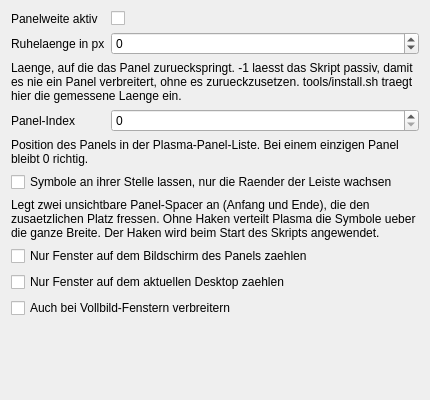
This is package/contents/ui/config.ui in JustRisu/dynamic-taskbar-width as Qt 5 draws it before an edit. The edited form follows.
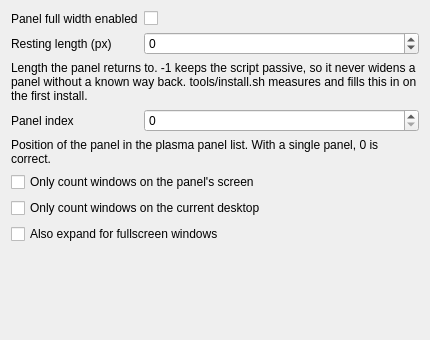
This is the edited form.

Commit message: Rename to panel-full-width, English sources plus German translation, drop the icon pinning option

```diff
--- a/package/contents/ui/config.ui
+++ b/package/contents/ui/config.ui
@@ -7,14 +7,14 @@
     <x>0</x>
     <y>0</y>
     <width>430</width>
-    <height>400</height>
+    <height>340</height>
    </rect>
   </property>
   <layout class="QFormLayout" name="formLayout">
    <item row="0" column="0">
     <widget class="QLabel" name="labelEnabled">
      <property name="text">
-      <string>Panelweite aktiv</string>
+      <string>Panel full width enabled</string>
      </property>
     </widget>
    </item>
@@ -28,7 +28,7 @@
    <item row="1" column="0">
     <widget class="QLabel" name="labelRestLength">
      <property name="text">
-      <string>Ruhelaenge in px</string>
+      <string>Resting length (px)</string>
      </property>
     </widget>
    </item>
@@ -48,7 +48,7 @@
    <item row="2" column="0" colspan="2">
     <widget class="QLabel" name="hintRestLength">
      <property name="text">
-      <string>Laenge, auf die das Panel zurueckspringt. -1 laesst das Skript passiv, damit es nie ein Panel verbreitert, ohne es zurueckzusetzen. tools/install.sh traegt hier die gemessene Laenge ein.</string>
+      <string>Length the panel returns to. -1 keeps the script passive, so it never widens a panel without a known way back. tools/install.sh measures and fills this in on the first install.</string>
      </property>
      <property name="wordWrap">
       <bool>true</bool>
@@ -58,7 +58,7 @@
    <item row="3" column="0">
     <widget class="QLabel" name="labelPanelIndex">
      <property name="text">
-      <string>Panel-Index</string>
+      <string>Panel index</string>
      </property>
     </widget>
    </item>
@@ -75,7 +75,7 @@
    <item row="4" column="0" colspan="2">
     <widget class="QLabel" name="hintPanelIndex">
      <property name="text">
-      <string>Position des Panels in der Plasma-Panel-Liste. Bei einem einzigen Panel bleibt 0 richtig.</string>
+      <string>Position of the panel in the plasma panel list. With a single panel, 0 is correct.</string>
      </property>
      <property name="wordWrap">
       <bool>true</bool>
@@ -83,40 +83,23 @@
     </widget>
    </item>
    <item row="5" column="0" colspan="2">
-    <widget class="QCheckBox" name="kcfg_pinIcons">
-     <property name="text">
-      <string>Symbole an ihrer Stelle lassen, nur die Raender der Leiste wachsen</string>
-     </property>
-    </widget>
-   </item>
-   <item row="6" column="0" colspan="2">
-    <widget class="QLabel" name="hintPinIcons">
-     <property name="text">
-      <string>Legt zwei unsichtbare Panel-Spacer an (Anfang und Ende), die den zusaetzlichen Platz fressen. Ohne Haken verteilt Plasma die Symbole ueber die ganze Breite. Der Haken wird beim Start des Skripts angewendet.</string>
-     </property>
-     <property name="wordWrap">
-      <bool>true</bool>
-     </property>
-    </widget>
-   </item>
-   <item row="7" column="0" colspan="2">
     <widget class="QCheckBox" name="kcfg_onlyPanelScreen">
      <property name="text">
-      <string>Nur Fenster auf dem Bildschirm des Panels zaehlen</string>
+      <string>Only count windows on the panel's screen</string>
      </property>
     </widget>
    </item>
-   <item row="8" column="0" colspan="2">
+   <item row="6" column="0" colspan="2">
     <widget class="QCheckBox" name="kcfg_sameDesktopOnly">
      <property name="text">
-      <string>Nur Fenster auf dem aktuellen Desktop zaehlen</string>
+      <string>Only count windows on the current desktop</string>
      </property>
     </widget>
    </item>
-   <item row="9" column="0" colspan="2">
+   <item row="7" column="0" colspan="2">
     <widget class="QCheckBox" name="kcfg_includeFullscreen">
      <property name="text">
-      <string>Auch bei Vollbild-Fenstern verbreitern</string>
+      <string>Also expand for fullscreen windows</string>
      </property>
     </widget>
    </item>
```
The commit also changes 7 other files.
